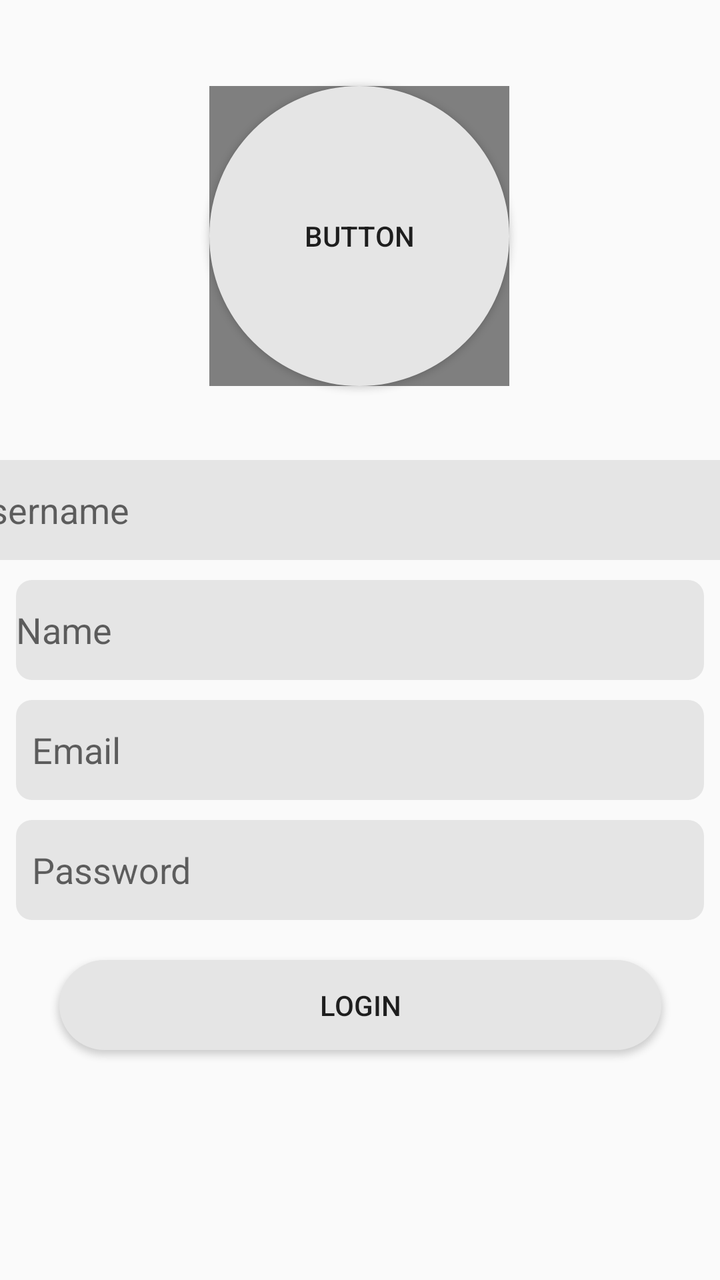
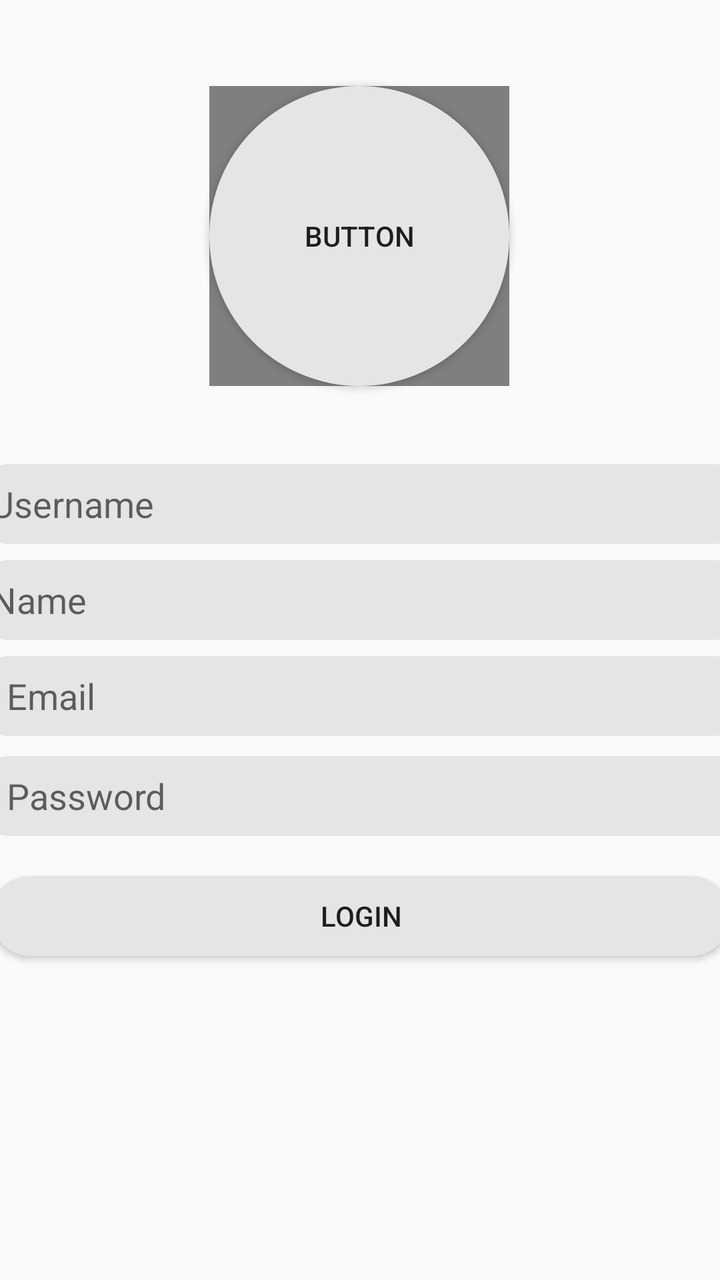

Before-and-after screenshots of an Android layout around one commit, followed by the original layout XML and the change that was made.
<!-- AndroidManifest.xml: application theme AppTheme -->
<!-- res/layout/activity_register.xml -->
<?xml version="1.0" encoding="utf-8"?>
<androidx.constraintlayout.widget.ConstraintLayout xmlns:android="http://schemas.android.com/apk/res/android"
    xmlns:app="http://schemas.android.com/apk/res-auto"
    xmlns:tools="http://schemas.android.com/tools"
    android:layout_width="match_parent"
    android:layout_height="match_parent"
    tools:context=".RegisterActivity">

    <EditText
        android:id="@+id/edit_email_register"
        android:layout_width="0dp"
        android:layout_height="50dp"
        android:layout_marginStart="8dp"
        android:layout_marginTop="10dp"
        android:layout_marginEnd="8dp"
        android:autofillHints=""
        android:background="@drawable/bg_edittext_rounded"
        android:ems="10"
        android:hint="@string/login_email"
        android:inputType="textEmailAddress"
        android:paddingLeft="8dp"
        app:layout_constraintEnd_toEndOf="parent"
        app:layout_constraintStart_toStartOf="parent"
        app:layout_constraintTop_toBottomOf="@+id/edittext_name_register" />

    <EditText
        android:id="@+id/edit_password_register"
        android:layout_width="0dp"
        android:layout_height="50dp"
        android:layout_marginStart="8dp"
        android:layout_marginTop="10dp"
        android:layout_marginEnd="8dp"
        android:background="@drawable/bg_edittext_rounded"
        android:ems="10"
        android:hint="@string/login_password"
        android:importantForAutofill="no"
        android:inputType="textPassword"
        android:paddingLeft="8dp"
        app:layout_constraintEnd_toEndOf="parent"
        app:layout_constraintHorizontal_bias="0.0"
        app:layout_constraintStart_toStartOf="parent"
        app:layout_constraintTop_toBottomOf="@+id/edit_email_register" />

    <Button
        android:id="@+id/btn_register"
        android:layout_width="301dp"
        android:layout_height="45dp"
        android:layout_marginStart="16dp"
        android:layout_marginTop="20dp"
        android:layout_marginEnd="16dp"
        android:background="@drawable/bg_button_rounded"
        android:text="@string/login_button"
        app:layout_constraintEnd_toEndOf="parent"
        app:layout_constraintStart_toStartOf="parent"
        app:layout_constraintTop_toBottomOf="@+id/edit_password_register" />

    <EditText
        android:id="@+id/edittext_name_register"
        android:layout_width="0dp"
        android:layout_height="50dp"
        android:layout_marginStart="8dp"
        android:layout_marginTop="10dp"
        android:layout_marginEnd="8dp"
        android:background="@drawable/bg_edittext_rounded"
        android:ems="10"
        android:hint="@string/register_name"
        android:inputType="textPersonName"
        app:layout_constraintEnd_toEndOf="parent"
        app:layout_constraintStart_toStartOf="parent"
        app:layout_constraintTop_toBottomOf="@+id/edittext_username_register" />

    <EditText
        android:id="@+id/edittext_username_register"
        android:layout_width="395dp"
        android:layout_height="50dp"
        android:layout_marginStart="8dp"
        android:layout_marginTop="230dp"
        android:layout_marginEnd="8dp"
        android:background="@drawable/bg_edittext_rounded"
        android:ems="10"
        android:hint="@string/register_username"
        android:inputType="textPersonName"
        app:layout_constraintEnd_toEndOf="parent"
        app:layout_constraintStart_toStartOf="parent"
        app:layout_constraintTop_toTopOf="parent" />

    <Button
        android:id="@+id/btn_selected_photo"
        android:layout_width="150dp"
        android:background="@drawable/bg_button__img_rounded"
        android:layout_height="150dp"
        android:layout_marginStart="130dp"
        android:layout_marginTop="43dp"
        android:layout_marginEnd="131dp"
        android:text="Button"
        app:layout_constraintEnd_toEndOf="parent"
        app:layout_constraintStart_toStartOf="parent"
        app:layout_constraintTop_toTopOf="parent" />

    <de.hdodenhof.circleimageview.CircleImageView
        android:id="@+id/img_photo"
        android:layout_width="150dp"
        android:layout_height="150dp"
        app:layout_constraintBottom_toBottomOf="@+id/btn_selected_photo"
        app:layout_constraintEnd_toEndOf="@+id/btn_selected_photo"
        app:layout_constraintStart_toStartOf="@+id/btn_selected_photo"
        app:layout_constraintTop_toTopOf="@+id/btn_selected_photo" />


</androidx.constraintlayout.widget.ConstraintLayout>
<!-- resources referenced by this layout -->
<resources>
  <!-- drawable bg_button__img_rounded (drawable) -->
  <?xml version="1.0" encoding="utf-8"?>
  <shape xmlns:android="http://schemas.android.com/apk/res/android">
      <solid android:color="@color/white"/>
      <corners android:radius="150dp"/>
  </shape>
  <!-- drawable bg_button_rounded (drawable) -->
  <?xml version="1.0" encoding="utf-8"?>
  <shape xmlns:android="http://schemas.android.com/apk/res/android">
      <solid android:color="@color/white"/>
      
      <corners android:radius="25dp"/>
  </shape>
  <!-- drawable bg_edittext_rounded (drawable) -->
  <?xml version="1.0" encoding="utf-8"?>
  <shape xmlns:android="http://schemas.android.com/apk/res/android">
      <solid android:color="@color/white"/>
      <corners android:radius="8dp"/>
  </shape>
  <string name="login_button">Login</string>
  <string name="login_email">Email</string>
  <string name="login_password">Password</string>
  <string name="register_name">Name</string>
  <string name="register_username">Username</string>
  <style name="AppTheme" parent="Theme.AppCompat.Light.NoActionBar">
          
          <item name="colorPrimary">@color/colorPrimary</item>
          <item name="colorPrimaryDark">@color/colorPrimaryDark</item>
          <item name="colorAccent">@color/colorAccent</item>
      </style>
  <color name="white">#e5e5e5</color>
  <color name="colorPrimary">#008577</color>
  <color name="colorPrimaryDark">#00574B</color>
  <color name="colorAccent">#D81B60</color>
</resources>

<!-- the commit's change to res/layout/activity_register.xml (unified diff, before → after) -->
@@ -8,43 +8,38 @@
 
     <EditText
         android:id="@+id/edit_email_register"
-        android:layout_width="0dp"
-        android:layout_height="50dp"
-        android:layout_marginStart="8dp"
-        android:layout_marginTop="10dp"
-        android:layout_marginEnd="8dp"
+        android:layout_width="370dp"
+        android:layout_height="40dp"
+        android:layout_marginTop="8dp"
         android:autofillHints=""
         android:background="@drawable/bg_edittext_rounded"
         android:ems="10"
         android:hint="@string/login_email"
         android:inputType="textEmailAddress"
         android:paddingLeft="8dp"
-        app:layout_constraintEnd_toEndOf="parent"
-        app:layout_constraintStart_toStartOf="parent"
+        app:layout_constraintEnd_toEndOf="@+id/edittext_name_register"
+        app:layout_constraintStart_toStartOf="@+id/edittext_name_register"
         app:layout_constraintTop_toBottomOf="@+id/edittext_name_register" />
 
     <EditText
         android:id="@+id/edit_password_register"
-        android:layout_width="0dp"
-        android:layout_height="50dp"
-        android:layout_marginStart="8dp"
+        android:layout_width="370dp"
+        android:layout_height="40dp"
         android:layout_marginTop="10dp"
-        android:layout_marginEnd="8dp"
         android:background="@drawable/bg_edittext_rounded"
         android:ems="10"
         android:hint="@string/login_password"
         android:importantForAutofill="no"
         android:inputType="textPassword"
         android:paddingLeft="8dp"
-        app:layout_constraintEnd_toEndOf="parent"
-        app:layout_constraintHorizontal_bias="0.0"
-        app:layout_constraintStart_toStartOf="parent"
+        app:layout_constraintEnd_toEndOf="@+id/edit_email_register"
+        app:layout_constraintStart_toStartOf="@+id/edit_email_register"
         app:layout_constraintTop_toBottomOf="@+id/edit_email_register" />
 
     <Button
         android:id="@+id/btn_register"
-        android:layout_width="301dp"
-        android:layout_height="45dp"
+        android:layout_width="370dp"
+        android:layout_height="40dp"
         android:layout_marginStart="16dp"
         android:layout_marginTop="20dp"
         android:layout_marginEnd="16dp"
@@ -56,25 +51,23 @@
 
     <EditText
         android:id="@+id/edittext_name_register"
-        android:layout_width="0dp"
-        android:layout_height="50dp"
-        android:layout_marginStart="8dp"
-        android:layout_marginTop="10dp"
-        android:layout_marginEnd="8dp"
+        android:layout_width="370dp"
+        android:layout_height="40dp"
+        android:layout_marginTop="8dp"
         android:background="@drawable/bg_edittext_rounded"
         android:ems="10"
         android:hint="@string/register_name"
         android:inputType="textPersonName"
-        app:layout_constraintEnd_toEndOf="parent"
-        app:layout_constraintStart_toStartOf="parent"
+        app:layout_constraintEnd_toEndOf="@+id/edittext_username_register"
+        app:layout_constraintStart_toStartOf="@+id/edittext_username_register"
         app:layout_constraintTop_toBottomOf="@+id/edittext_username_register" />
 
     <EditText
         android:id="@+id/edittext_username_register"
-        android:layout_width="395dp"
-        android:layout_height="50dp"
+        android:layout_width="370dp"
+        android:layout_height="40dp"
         android:layout_marginStart="8dp"
-        android:layout_marginTop="230dp"
+        android:layout_marginTop="232dp"
         android:layout_marginEnd="8dp"
         android:background="@drawable/bg_edittext_rounded"
         android:ems="10"
